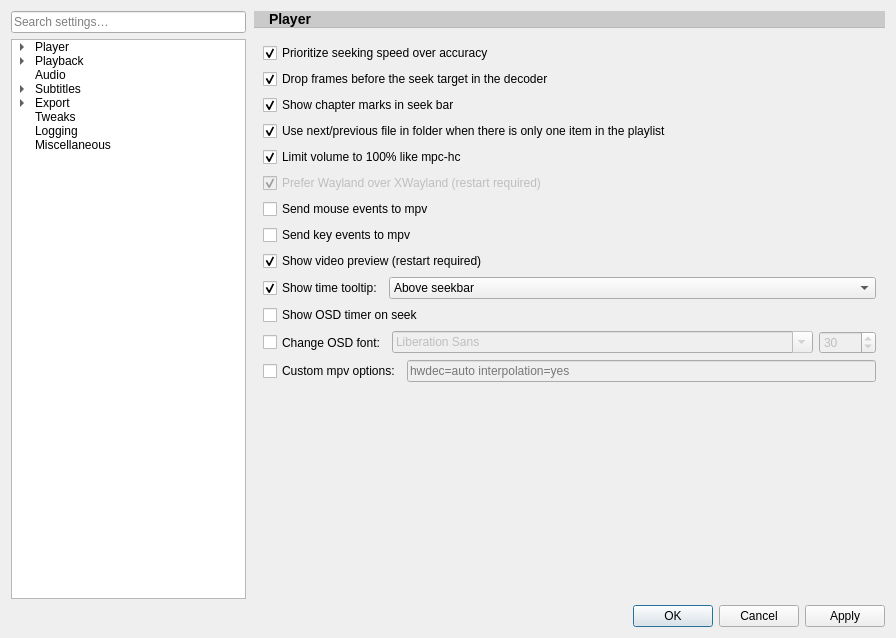
Qt form src/settingswindow.ui (mpc-qt/mpc-qt) before a commit.
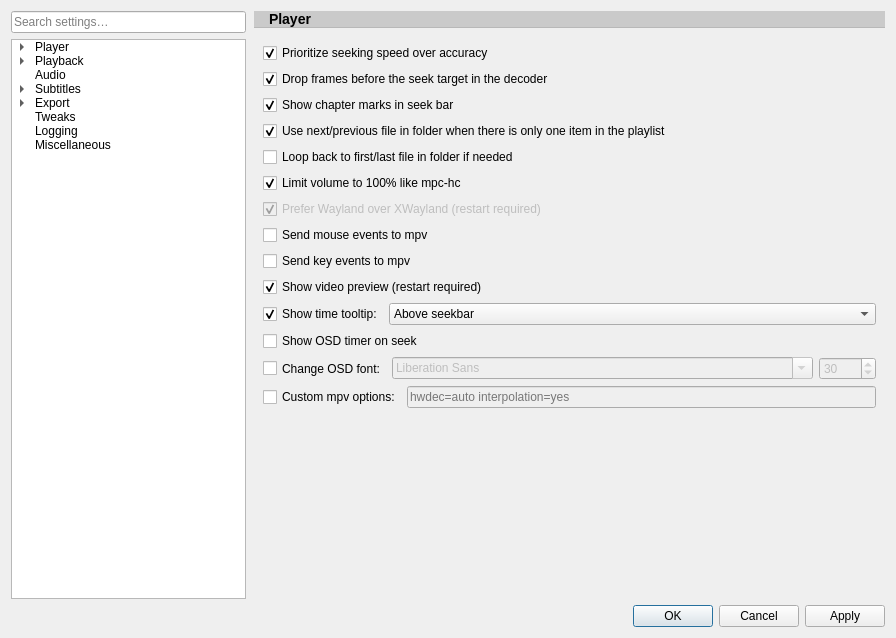
The same form after that commit. The open tabs and pages were chosen to show the change. Custom widgets are drawn as their Qt base class.

Commit message:
Add 'Loop back to first/last file in folder' option
Adds an option to loop over to first/last file in folder.
When reaching the last file, playback wraps to the first file, and vice
versa.

Diff of the .ui file:
```diff
--- a/src/settingswindow.ui
+++ b/src/settingswindow.ui
@@ -7896,6 +7896,16 @@
             </widget>
            </item>
            <item row="4" column="0" colspan="2">
+            <widget class="QCheckBox" name="tweaksLoopFolder">
+             <property name="text">
+              <string>Loop back to first/last file in folder if needed</string>
+             </property>
+             <property name="checked">
+              <bool>false</bool>
+             </property>
+            </widget>
+           </item>
+           <item row="5" column="0" colspan="2">
             <widget class="QCheckBox" name="tweaksVolumeLimit">
              <property name="text">
               <string>Limit volume to 100% like mpc-hc</string>
@@ -7905,7 +7915,7 @@
              </property>
             </widget>
            </item>
-           <item row="5" column="0" colspan="2">
+           <item row="6" column="0" colspan="2">
             <widget class="QCheckBox" name="tweaksPreferWayland">
              <property name="enabled">
               <bool>false</bool>
@@ -7918,21 +7928,21 @@
              </property>
             </widget>
            </item>
-           <item row="6" column="0" colspan="2">
+           <item row="7" column="0" colspan="2">
             <widget class="QCheckBox" name="tweaksMpvMouseEvents">
              <property name="text">
               <string>Send mouse events to mpv</string>
              </property>
             </widget>
            </item>
-           <item row="7" column="0" colspan="2">
+           <item row="8" column="0" colspan="2">
             <widget class="QCheckBox" name="tweaksMpvKeyEvents">
              <property name="text">
               <string>Send key events to mpv</string>
              </property>
             </widget>
            </item>
-           <item row="8" column="0" colspan="2">
+           <item row="9" column="0" colspan="2">
             <widget class="QCheckBox" name="tweaksVideoPreview">
              <property name="text">
               <string>Show video preview (restart required)</string>
@@ -7942,7 +7952,7 @@
              </property>
             </widget>
            </item>
-           <item row="9" column="0" colspan="2">
+           <item row="10" column="0" colspan="2">
             <layout class="QHBoxLayout" name="tweaksTimeTooltipLayout" stretch="0,0">
              <item>
               <widget class="QCheckBox" name="tweaksTimeTooltip">
@@ -7979,14 +7989,14 @@
              </item>
             </layout>
            </item>
-           <item row="10" column="0" colspan="2">
+           <item row="11" column="0" colspan="2">
             <widget class="QCheckBox" name="tweaksOsdTimerOnSeek">
              <property name="text">
               <string>Show OSD timer on seek</string>
              </property>
             </widget>
            </item>
-           <item row="11" column="0" colspan="2">
+           <item row="12" column="0" colspan="2">
             <layout class="QHBoxLayout" name="tweaksOsdFontLayout" stretch="0,1,0">
              <item>
               <widget class="QCheckBox" name="tweaksOsdFontChkBox">
@@ -8041,7 +8051,7 @@
              </item>
             </layout>
            </item>
-           <item row="12" column="0" colspan="2">
+           <item row="13" column="0" colspan="2">
             <layout class="QHBoxLayout" name="tweaksMpvOptionsLayout" stretch="0,1">
              <item>
               <widget class="QCheckBox" name="tweaksMpvOptionsChkBox">
@@ -8074,7 +8084,7 @@
              </item>
             </layout>
            </item>
-           <item row="13" column="0">
+           <item row="14" column="0">
             <spacer name="verticalSpacer_9">
              <property name="orientation">
               <enum>Qt::Orientation::Vertical</enum>
```
The commit also changes 27 other files.
